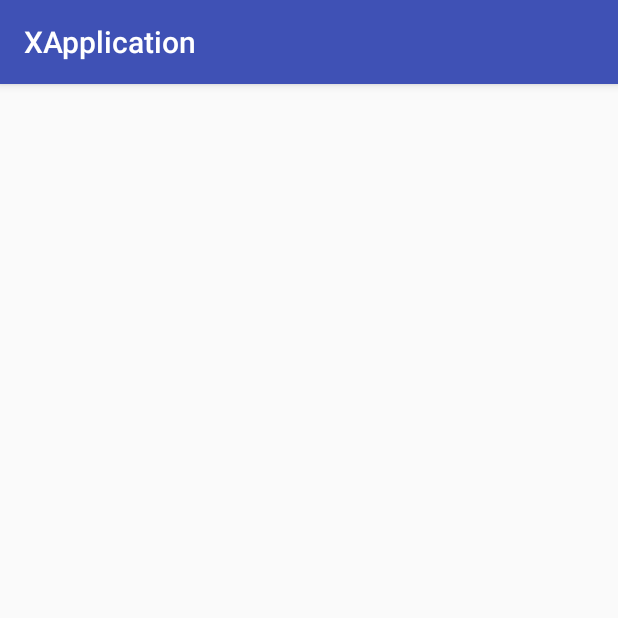
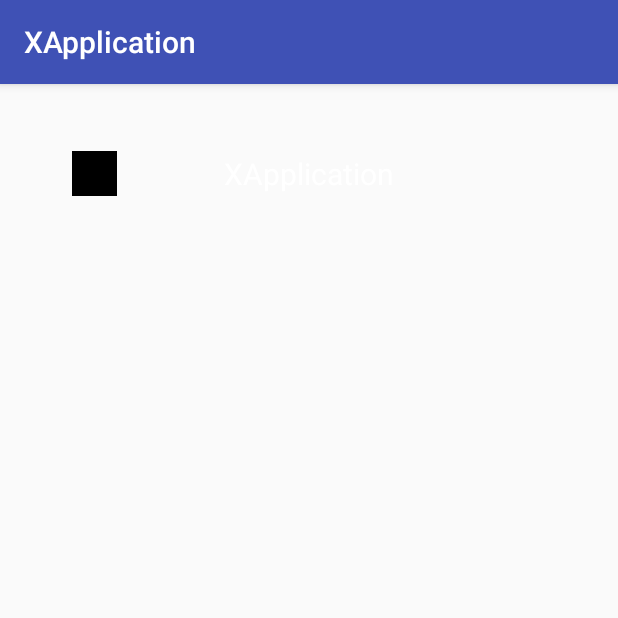
Before and after one commit to gitforwfy/Wlib, an Android app: the TitleActivity screen opened directly, with no data from a screen before it, on a phone screen of 412 x 824 dp, the top half of it. Run offline under Robolectric (Android 15) with nearby library versions, the phone set to English and light mode, and no system bars.

Commit message:
Signed-off-by: fengyuan <446950883@qq.com>

```diff
--- a/wlibrary/src/main/java/com/wuzhou/wlibrary/page/BaseActivity.java
+++ b/wlibrary/src/main/java/com/wuzhou/wlibrary/page/BaseActivity.java
@@ -1,15 +1,32 @@
 package com.wuzhou.wlibrary.page;
 
+import android.app.Activity;
 import android.os.Bundle;
+import android.support.annotation.LayoutRes;
 import android.support.v7.app.AppCompatActivity;
+import android.view.View;
+import android.widget.FrameLayout;
 
 import com.wuzhou.xlibrary.R;
 
 public class BaseActivity extends AppCompatActivity {
+    protected String TAG=this.getClass().getSimpleName();
+    protected Activity mActivity;
+    protected String user_id;
+
+    public FrameLayout f_content;
     @Override
     protected void onCreate(Bundle savedInstanceState) {
         super.onCreate(savedInstanceState);
-        setContentView(R.layout.activity_base);
+        super.setContentView(R.layout.activity_base);
+        mActivity=this;
+        f_content= (FrameLayout) findViewById(R.id.f_content);
     }
 
+    @Override
+    public void setContentView(@LayoutRes int layoutResID) {
+        f_content.removeAllViews();
+        View.inflate(this,layoutResID,f_content);
+        onContentChanged();
+    }
 }
--- a/wlibrary/src/main/java/com/wuzhou/wlibrary/page/TitleActivity.java
+++ b/wlibrary/src/main/java/com/wuzhou/wlibrary/page/TitleActivity.java
@@ -1,16 +1,78 @@
 package com.wuzhou.wlibrary.page;
 
 import android.os.Bundle;
+import android.support.annotation.LayoutRes;
 import android.support.v7.widget.Toolbar;
+import android.view.View;
+import android.widget.FrameLayout;
+import android.widget.ImageView;
+import android.widget.TextView;
 
 import com.wuzhou.xlibrary.R;
 
 public class TitleActivity extends BaseActivity {
-    Toolbar toolbar;
+    protected Toolbar toolbar;
+    protected FrameLayout t_content;
+    protected ImageView imv_back;
+    protected TextView tv_title;
+    protected ImageView imv_right;
     @Override
     protected void onCreate(Bundle savedInstanceState) {
         super.onCreate(savedInstanceState);
-        setContentView(R.layout.activity_title);
+        super.setContentView(R.layout.activity_title);
+        toolbar= (Toolbar) findViewById(R.id.toolbar);
+        t_content= (FrameLayout) findViewById(R.id.t_content);
+        imv_back= (ImageView) findViewById(R.id.imv_back);
+        tv_title= (TextView) findViewById(R.id.tv_title);
+        imv_right= (ImageView) findViewById(R.id.imv_right);
+        showBack(true);
+        imv_back.setOnClickListener(new View.OnClickListener() {
+            @Override
+            public void onClick(View view) {
+                finish();
+            }
+        });
+    }
+
+    protected void showBack(boolean show){
+        if(imv_back!=null){
+            if(show){
+                imv_back.setVisibility(View.VISIBLE);
+            }else{
+                imv_back.setVisibility(View.GONE);
+            }
+        }
+    }
+
+    protected void showTitleRight(boolean show){
+        if(imv_right!=null){
+            if(show){
+                imv_right.setVisibility(View.VISIBLE);
+                imv_right.setOnClickListener(new View.OnClickListener() {
+                    @Override
+                    public void onClick(View view) {
+                        onTitleRight();
+                    }
+                });
+            }else{
+                imv_right.setVisibility(View.GONE);
+            }
+        }
+    }
+
+    protected void onTitleRight(){
+
+    }
+
+    protected void setTitle(String name){
+        if(tv_title!=null)tv_title.setText(name);
+    }
+
+    @Override
+    public void setContentView(@LayoutRes int layoutResID) {
+        t_content.removeAllViews();
+        View.inflate(this,layoutResID,t_content);
+        onContentChanged();
     }
 
 
--- a/wlibrary/src/main/res/layout/activity_base.xml
+++ b/wlibrary/src/main/res/layout/activity_base.xml
@@ -1,5 +1,7 @@
 <?xml version="1.0" encoding="utf-8"?>
-<RelativeLayout xmlns:android="http://schemas.android.com/apk/res/android"
+<FrameLayout
+    android:id="@+id/f_content"
+    xmlns:android="http://schemas.android.com/apk/res/android"
     xmlns:tools="http://schemas.android.com/tools"
     android:layout_width="match_parent"
     android:layout_height="match_parent"
@@ -9,4 +11,4 @@
     android:paddingTop="@dimen/activity_vertical_margin"
     tools:context="com.wuzhou.wlibrary.page.BaseActivity">
 
-</RelativeLayout>
+</FrameLayout>
--- a/wlibrary/src/main/res/layout/activity_title.xml
+++ b/wlibrary/src/main/res/layout/activity_title.xml
@@ -1,5 +1,5 @@
 <?xml version="1.0" encoding="utf-8"?>
-<RelativeLayout xmlns:android="http://schemas.android.com/apk/res/android"
+<LinearLayout xmlns:android="http://schemas.android.com/apk/res/android"
     xmlns:tools="http://schemas.android.com/tools"
     android:layout_width="match_parent"
     android:layout_height="match_parent"
@@ -7,6 +7,42 @@
     android:paddingLeft="@dimen/activity_horizontal_margin"
     android:paddingRight="@dimen/activity_horizontal_margin"
     android:paddingTop="@dimen/activity_vertical_margin"
+    android:orientation="vertical"
     tools:context="com.wuzhou.wlibrary.page.TitleActivity">
-
-</RelativeLayout>
+    <android.support.v7.widget.Toolbar
+        android:layout_width="match_parent"
+        android:layout_height="wrap_content"
+        android:id="@+id/toolbar"
+        >
+        <ImageView
+            android:id="@+id/imv_back"
+            android:layout_width="30dp"
+            android:layout_height="30dp"
+            android:layout_marginLeft="10dp"
+            android:layout_gravity="left|center_vertical"
+            android:visibility="gone"
+            android:background="@android:color/black"
+            />
+        <TextView
+            android:id="@+id/tv_title"
+            android:layout_width="wrap_content"
+            android:layout_height="wrap_content"
+            android:layout_gravity="center"
+            android:textSize="20sp"
+            android:textColor="@android:color/white"
+            android:text="@string/app_name"/>
+        <ImageView
+            android:id="@+id/imv_right"
+            android:layout_width="30dp"
+            android:layout_height="30dp"
+            android:layout_marginRight="10dp"
+            android:layout_gravity="right|center_vertical"
+            android:visibility="gone"
+            android:background="@android:color/holo_green_light"
+            />
+    </android.support.v7.widget.Toolbar>
+    <FrameLayout
+        android:id="@+id/t_content"
+        android:layout_width="match_parent"
+        android:layout_height="match_parent"/>
+</LinearLayout>
```
